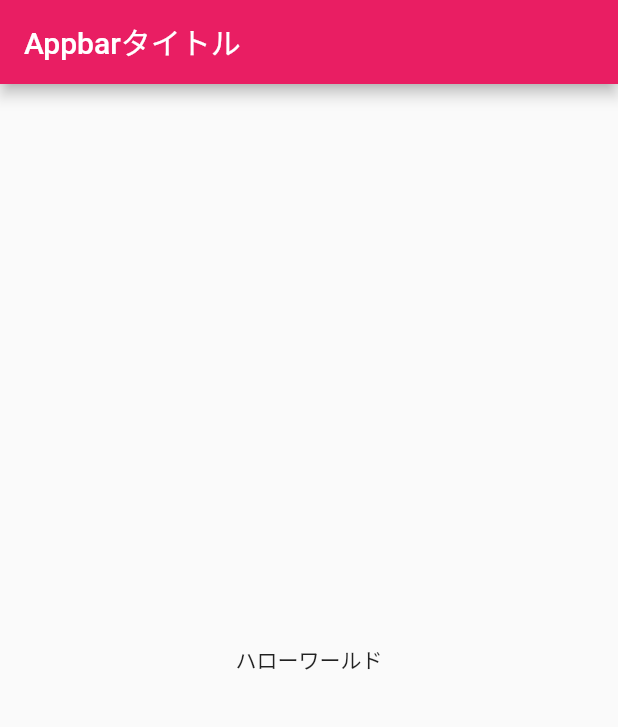
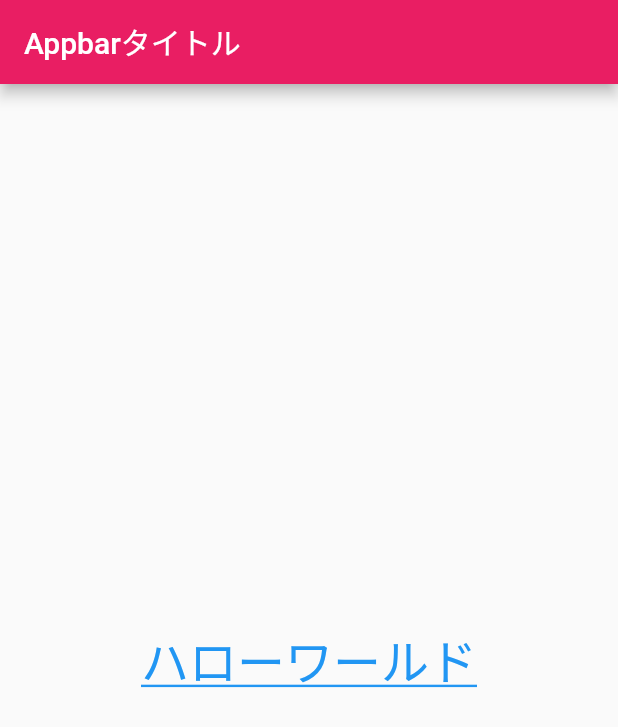
Before and after one commit to yuyukojp/banmeshi, a Flutter app: the screen it shows after launch, on a phone screen of 412 x 824 dp. Shown: the top 727 px of the screen. Run offline on Flutter 3.47's test engine with Material 2 defaults, Android fonts, the phone set to English and light mode, and no system bars.

Commit message:
テキストをリッチテキストに変更

```diff
--- a/lib/main.dart
+++ b/lib/main.dart
@@ -15,7 +15,15 @@ class MyApp extends StatelessWidget {
           title: new Text('Appbarタイトル'),
         ),
         body: new Center(
-          child: new Text('ハローワールド'),
+          child: new Text(
+            'ハローワールド',
+            maxLines: 2,
+            overflow: TextOverflow.ellipsis,
+            style: TextStyle(
+                color: Colors.blue,
+                fontSize: 32,
+                decoration: TextDecoration.underline),
+          ),
         ),
       ),
     );
```
Also changed, not shown: 21 other files.
